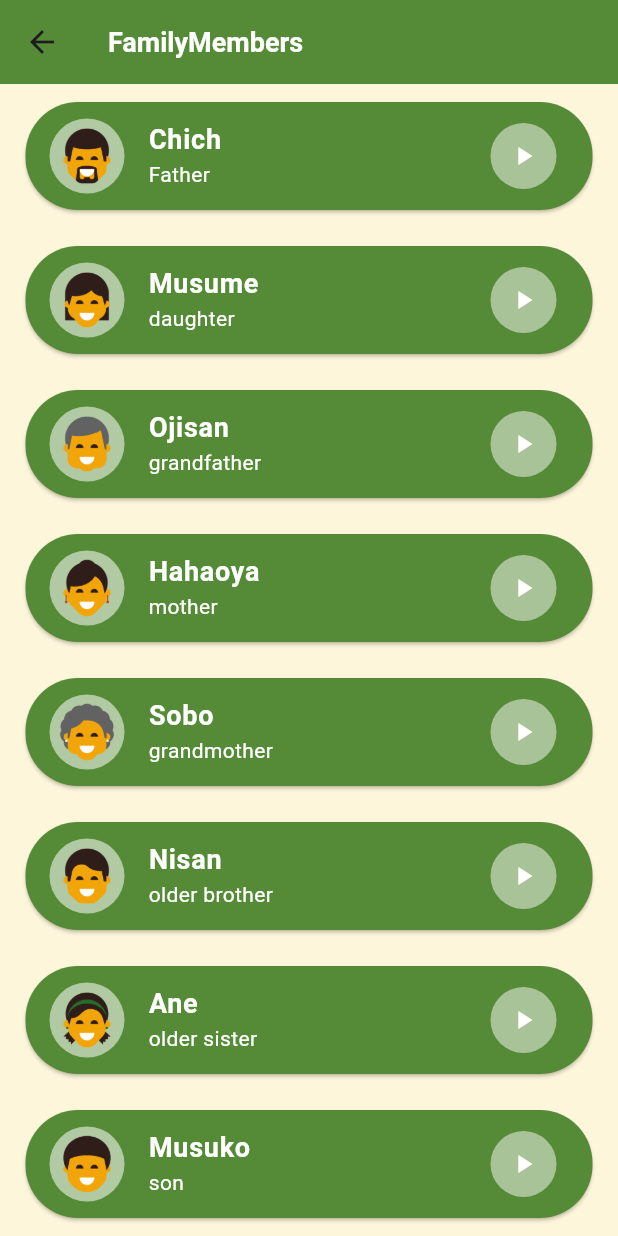
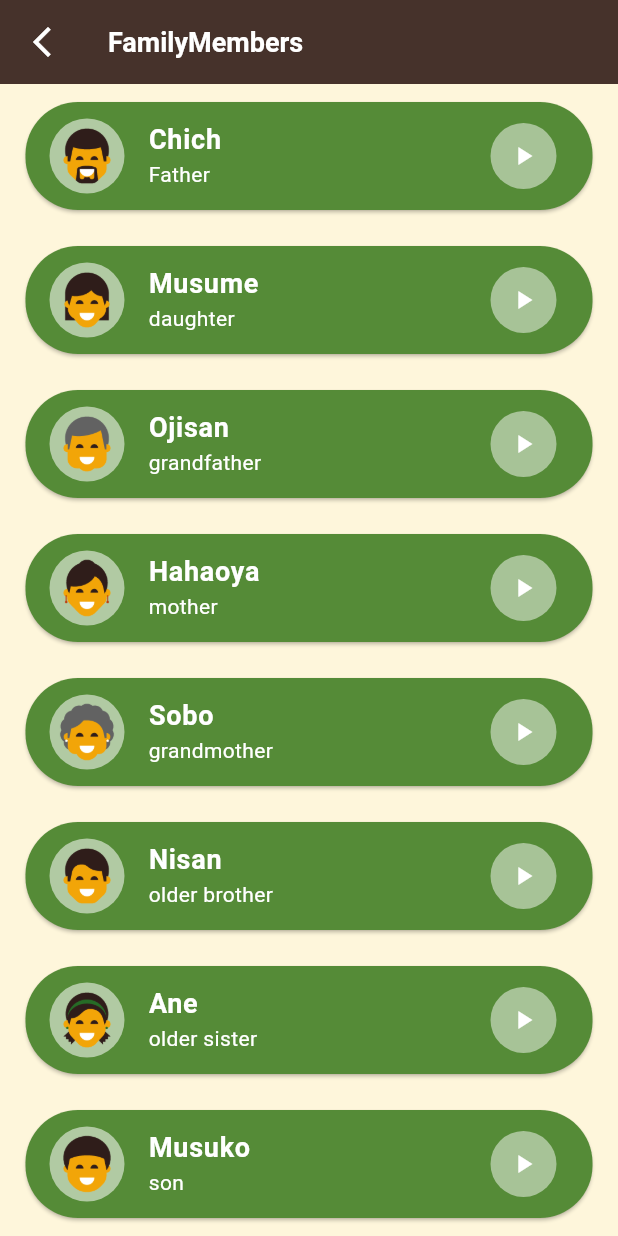
Before and after one commit to SalahLuha/tuko_sample_learning_japan, a Flutter app: the screen it shows after launch, after a tap on "FamilyMembers", on a phone screen of 412 x 824 dp. Run offline on Flutter 3.47's test engine with Material 3 defaults, Android fonts, the phone set to English and light mode, and no system bars; our stand-ins replace audioplayers.

Commit message:
add Splash Screen

```diff
--- a/lib/components/category_item.dart
+++ b/lib/components/category_item.dart
@@ -12,10 +12,10 @@ class CategoryItem extends StatelessWidget {
 
   @override
   Widget build(BuildContext context) {
-    return Column(
-      children: [
-        Card(
-          shape: RoundedRectangleBorder(borderRadius: BorderRadius.circular(35)),
+    return Form(
+        child: Container(
+          decoration: BoxDecoration(borderRadius: BorderRadius.circular(35),
+              color: color),
           margin:  EdgeInsets.symmetric(horizontal: 15, vertical: 10),
           child: ListTile(
 
@@ -27,7 +27,7 @@ class CategoryItem extends StatelessWidget {
                 fontWeight: FontWeight.bold,
               ),
             ),
-            trailing: CircleAvatar(
+            /*trailing: CircleAvatar(
               radius: 22,
               backgroundColor: Colors.orangeAccent,
               child: Icon(
@@ -35,12 +35,11 @@ class CategoryItem extends StatelessWidget {
                 size: 20,
                 color: Colors.white,
               ),
-            ),
-            tileColor: color,
+            ),*/
             onTap: onTap,
-          ),
-        ),
-      ],
+
+          ),),
+
     );
   }
 }
--- a/lib/main.dart
+++ b/lib/main.dart
@@ -1,5 +1,6 @@
 import 'package:flutter/material.dart';
 import 'package:tuko_sample_learning_japan/screens/home_page.dart';
+import 'package:tuko_sample_learning_japan/screens/splash_screen.dart';
 
 void main() {
   runApp(const tuko_sample_learning_japan());
@@ -12,6 +13,6 @@ class tuko_sample_learning_japan extends StatelessWidget {
   Widget build(BuildContext context) {
     return const MaterialApp(
         debugShowCheckedModeBanner: false,
-        home: HomePage(),);
+        home: SplashScreen(),);
   }
 }
--- a/lib/screens/family_members.dart
+++ b/lib/screens/family_members.dart
@@ -75,12 +75,21 @@ class FamilyMembers extends StatelessWidget {
     return Scaffold(
       backgroundColor: const Color(0xffFEF6DB),
       appBar: AppBar(
-        backgroundColor: const Color(0xFF558B37),
+        backgroundColor: const Color(0xFF46322b),
         title: const Text('FamilyMembers',style: TextStyle(
           color: Colors.white,
           fontSize: 18,
           fontWeight: FontWeight.bold,
         ),),
+        leading: IconButton(
+          icon: const Icon(
+            Icons.arrow_back_ios_new_outlined,
+            color: Colors.white,
+          ),
+          onPressed: () {
+            Navigator.pop(context);
+          },
+        ),
 
       ),
       body: ListView.builder(
--- a/lib/screens/home_page.dart
+++ b/lib/screens/home_page.dart
@@ -7,13 +7,18 @@ import 'colors_page.dart';
 import 'numbers_page.dart';
 import 'phrases_page.dart';
 
-class HomePage extends StatelessWidget {
+class HomePage extends StatefulWidget {
   const HomePage({Key? key}) : super(key: key);
 
   @override
+  State<HomePage> createState() => _HomePageState();
+}
+
+class _HomePageState extends State<HomePage> {
+  @override
   Widget build(BuildContext context) {
     return Scaffold(
-      backgroundColor: Color(0xffFEF6DB),
+      backgroundColor: const Color(0xffFEF6DB),
       appBar: AppBar(
         backgroundColor: const Color(0xFF46322b),
         title: const Text(
@@ -24,9 +29,12 @@ class HomePage extends StatelessWidget {
             fontWeight: FontWeight.bold,
           ),
         ),
+        centerTitle: true,
+        leading: const SizedBox(),
+
       ),
       body: Container(
-        decoration: BoxDecoration(
+        decoration: const BoxDecoration(
           image: DecorationImage(
             image: AssetImage("assets/images/skyjapan.jpg"),
             fit: BoxFit.cover,
@@ -39,11 +47,11 @@ class HomePage extends StatelessWidget {
             Container(
               width: 350,
               height: 80,
-              decoration:  BoxDecoration(
+              decoration:  const BoxDecoration(
                   borderRadius: BorderRadius.only(
                       bottomRight: Radius.circular(13),
                       topLeft: Radius.circular(13))),
-              child:  Center(
+              child:  const Center(
                 child: Row(
                   mainAxisAlignment: MainAxisAlignment.center,
                   children: [
@@ -66,7 +74,7 @@ class HomePage extends StatelessWidget {
 
               text: 'Number',
               color: const Color(0xFFEF9235),
-              icon: Icons.numbers,
+
               onTap: () {
                 Navigator.push(context, MaterialPageRoute(builder: (context) {
                   return  NumbersPage();
@@ -74,9 +82,10 @@ class HomePage extends StatelessWidget {
               },
             ),
             CategoryItem(
+
               text: 'FamilyMembers',
               color: const Color(0xFF558B37),
-              icon: Icons.person,
+
               onTap: () {
                 Navigator.push(context, MaterialPageRoute(builder: (context) {
                   return  FamilyMembers();
@@ -86,7 +95,7 @@ class HomePage extends StatelessWidget {
             CategoryItem(
               text: 'Colors',
               color: const Color(0xFF79359F),
-              icon: Icons.color_lens,
+
               onTap: () {
                 Navigator.push(context, MaterialPageRoute(builder: (context) {
                   return ColorsPage();
@@ -97,7 +106,7 @@ class HomePage extends StatelessWidget {
 
               text: 'Phrases',
               color: const Color(0xff50adc7),
-              icon: Icons.insert_photo_rounded,
+
               onTap: () {
                 Navigator.push(context, MaterialPageRoute(builder: (context) {
                   return  PharasesPage();
--- /dev/null
+++ b/lib/screens/splash_screen.dart
@@ -0,0 +1,54 @@
+import 'package:flutter/material.dart';
+
+import 'home_page.dart';
+
+class SplashScreen extends StatefulWidget {
+  const SplashScreen({super.key});
+
+  @override
+  State<SplashScreen> createState() => _SplashScreenState();
+}
+
+class _SplashScreenState extends State<SplashScreen> {
+  @override
+  void initState() {
+    super.initState();
+    navigate();
+  }
+
+  void navigate() {
+    Future.delayed(const Duration(seconds: 2), () {
+      Navigator.push(
+        context,
+        MaterialPageRoute(
+          builder: (_) => const HomePage(),
+        ),
+      );
+    });
+  }
+
+  @override
+  Widget build(BuildContext context) {
+    return Scaffold(
+      body: Center(
+        child: Column(
+          mainAxisAlignment: MainAxisAlignment.center,
+          children: [
+            Image.asset('assets/images/logo.PNG'),
+            const SizedBox(
+              height: 24,
+            ),
+            const Text(
+              'Learn Japanese',
+              style: TextStyle(
+                color: Color(0xFF46322b),
+                fontSize: 30,
+                fontWeight: FontWeight.bold,
+              ),
+            ),
+          ],
+        ),
+      ),
+    );
+  }
+}
```
Also changed, not shown: lib/screens/colors_page.dart (+11 -2 lines), lib/screens/numbers_page.dart (+9 -0 lines), lib/screens/phrases_page.dart (+9 -0 lines), assets/images/logo.PNG (added).
